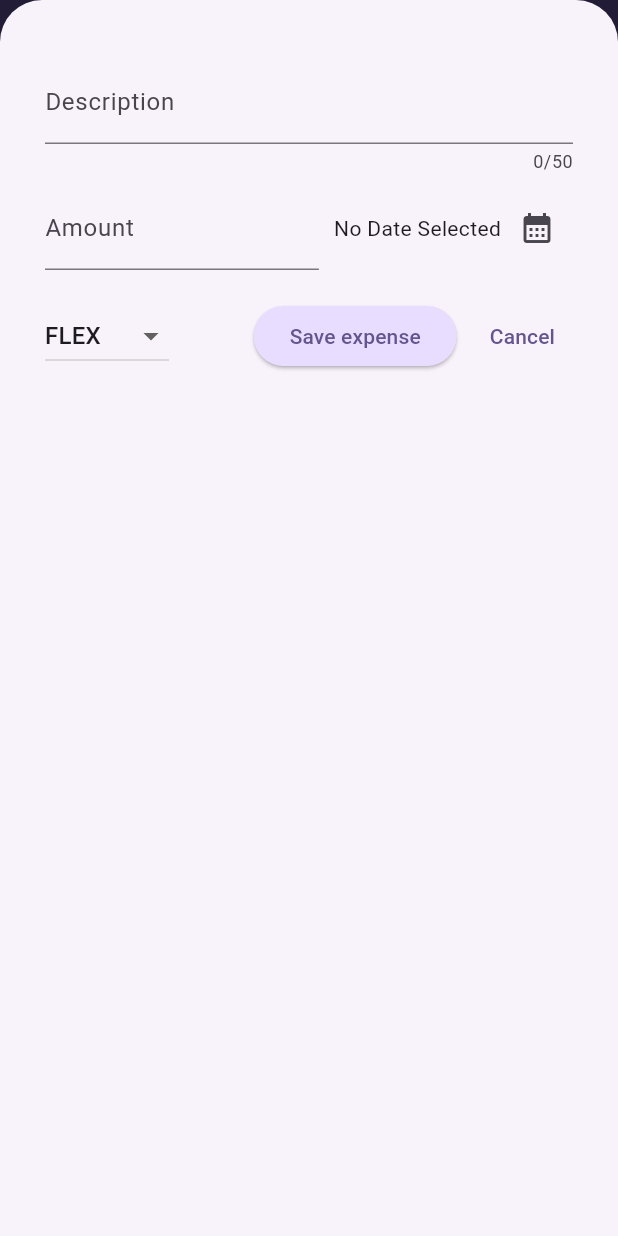
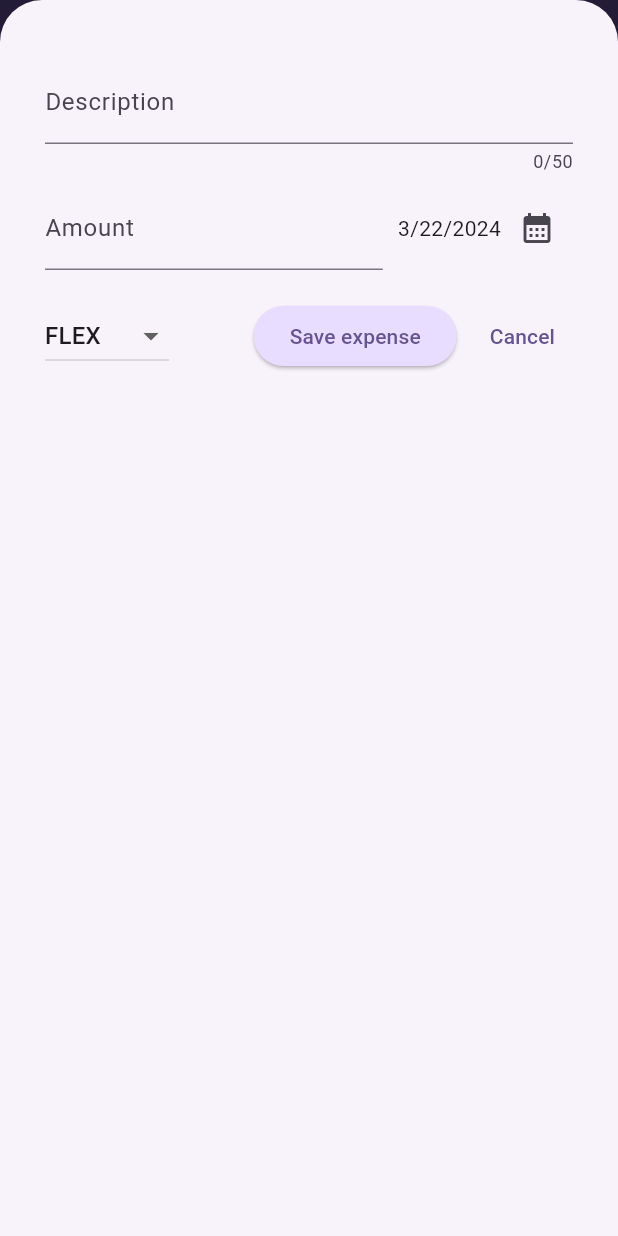
Before and after one commit to adebola-duf/my_expense_tracker_app, a Flutter app: the screen it shows after launch, after a tap on the "add" icon, on a phone screen of 412 x 824 dp. Run offline on Flutter 3.47's test engine with Material 3 defaults, Android fonts, the phone set to English and light mode, and no system bars.

Commit message:
Made the modal form also responsive.

```diff
--- a/lib/widgets/new_expense_form_modal_sheet.dart
+++ b/lib/widgets/new_expense_form_modal_sheet.dart
@@ -13,7 +13,7 @@ class NewExpenseForm extends StatefulWidget {
 
 class _NewExpenseFormState extends State<NewExpenseForm> {
   var _selectedCategory = Category.values[0];
-  DateTime? _selectedDate;
+  DateTime _selectedDate = DateTime.now();
 
   final _descriptionController = TextEditingController();
   final _amountController = TextEditingController();
@@ -37,7 +37,7 @@ class _NewExpenseFormState extends State<NewExpenseForm> {
 
     if (pickedDate != null) {
       setState(() {
-        _selectedDate = pickedDate;
+        _selectedDate = pickedDate!;
       });
     }
   }
@@ -88,9 +88,7 @@ class _NewExpenseFormState extends State<NewExpenseForm> {
   void _submitForm() {
     var enteredAmount = double.tryParse(_amountController.text);
     bool invalidAmount = enteredAmount == null || enteredAmount < 0;
-    if (invalidAmount ||
-        _descriptionController.text.trim().isEmpty ||
-        _selectedDate == null) {
+    if (invalidAmount || _descriptionController.text.trim().isEmpty) {
       _showDialog();
       return;
     }
@@ -107,6 +105,9 @@ class _NewExpenseFormState extends State<NewExpenseForm> {
   @override
   Widget build(BuildContext context) {
     final keyboardSize = MediaQuery.of(context).viewInsets.bottom;
+
+    return LayoutBuilder(builder: (context, constraints) {
+      final availableWidth = constraints.maxWidth;
       return SizedBox(
         width: double.infinity,
         height: double.infinity,
@@ -119,6 +120,7 @@ class _NewExpenseFormState extends State<NewExpenseForm> {
                 const SizedBox(
                   height: 10,
                 ),
+                if (availableWidth <= 600) ...[
                   TextField(
                     controller: _descriptionController,
                     keyboardType: TextInputType.text,
@@ -155,9 +157,7 @@ class _NewExpenseFormState extends State<NewExpenseForm> {
                         width: 10,
                       ),
                       Text(
-                    _selectedDate == null
-                        ? "No Date Selected"
-                        : format.format(_selectedDate!),
+                        format.format(_selectedDate),
                       ),
                       IconButton(
                         onPressed: _showDatePicker,
@@ -211,10 +211,112 @@ class _NewExpenseFormState extends State<NewExpenseForm> {
                       )
                     ],
                   ),
+                ] else ...[
+                  Row(
+                    crossAxisAlignment: CrossAxisAlignment.start,
+                    children: [
+                      Expanded(
+                        child: TextField(
+                          controller: _descriptionController,
+                          keyboardType: TextInputType.text,
+                          maxLength: 50,
+                          decoration: const InputDecoration(
+                            label: Text("Description"),
+                            hintText:
+                                "   Enter the Description of the expense.",
+                            hintStyle: TextStyle(
+                              fontSize: 12,
+                            ),
+                          ),
+                        ),
+                      ),
+                      const SizedBox(
+                        width: 50,
+                      ),
+                      Expanded(
+                        child: TextField(
+                          controller: _amountController,
+                          keyboardType: TextInputType.number,
+                          decoration: const InputDecoration(
+                            prefixText: "₦",
+                            label: Text("Amount"),
+                            hintText: "    Enter the Amount of the expense.",
+                            hintStyle: TextStyle(
+                              fontSize: 12,
+                            ),
+                          ),
+                        ),
+                      ),
+                    ],
+                  ),
+
+                  const SizedBox(
+                    height: 8,
+                  ),
+                  Row(
+                    children: [
+                      DropdownButton(
+                        value: _selectedCategory,
+                        items: [
+                          for (var category in Category.values)
+                            DropdownMenuItem(
+                              value: category,
+                              child: Text(
+                                category.name.toUpperCase(),
+                              ),
+                            )
+                        ],
+                        onChanged: (value) {
+                          setState(
+                            () {
+                              _selectedCategory = value!;
+                            },
+                          );
+                          // setstate
+                        },
+                      ),
+                      const Spacer(),
+                      Text(
+                        format.format(_selectedDate),
+                      ),
+                      IconButton(
+                        onPressed: _showDatePicker,
+                        icon: const Icon(Icons.calendar_month),
+                      ),
+                    ],
+                  ),
+                  const SizedBox(
+                    height: 20,
+                  ),
+                  // the dropdown, and buttons rows
+                  Row(
+                    mainAxisAlignment: MainAxisAlignment.end,
+                    children: [
+                      ElevatedButton(
+                        onPressed: _submitForm,
+                        child: const Text(
+                          "Save expense",
+                        ),
+                      ),
+                      const SizedBox(
+                        width: 10,
+                      ),
+                      TextButton(
+                        onPressed: () {
+                          Navigator.pop(context);
+                        },
+                        child: const Text(
+                          "Cancel",
+                        ),
+                      )
+                    ],
+                  ),
+                ]
               ],
             ),
           ),
         ),
       );
+    });
   }
 }
```
Lines whose indentation alone changed are shown as unchanged.
